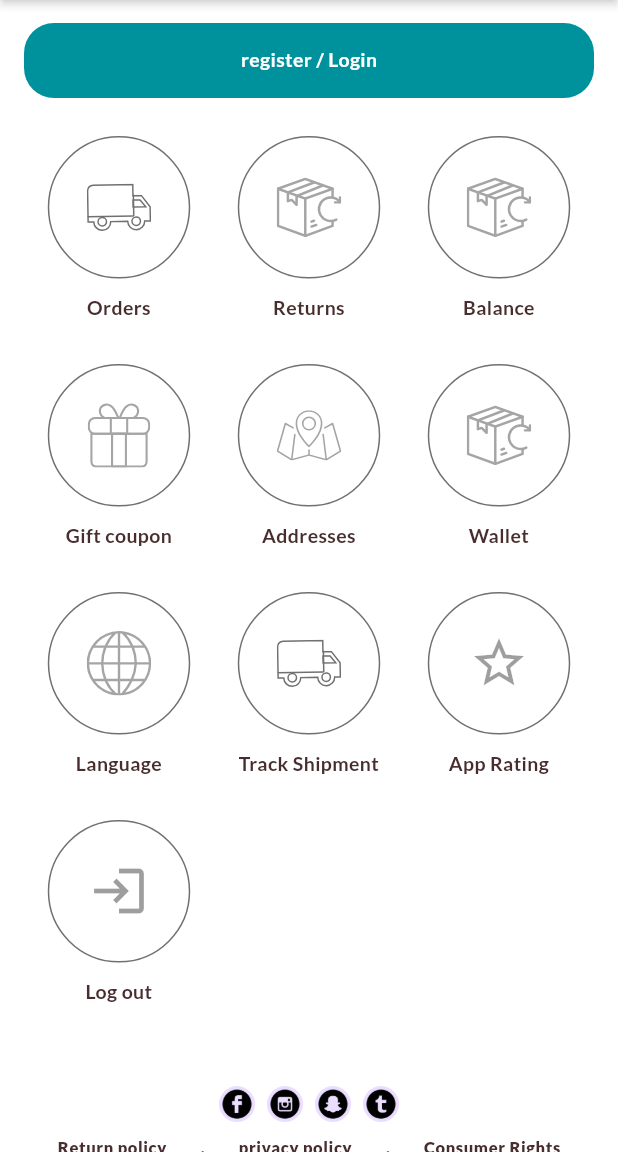
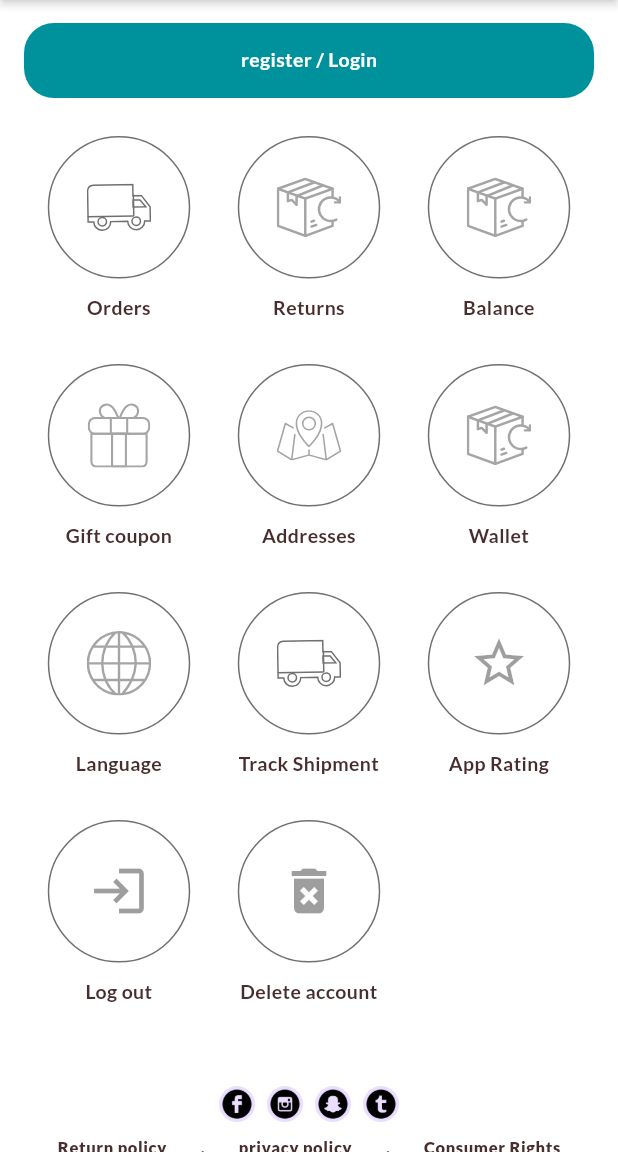
Before and after one commit to abobakerhanfy/nylon, a Flutter app: the Profile screen opened directly, on a phone screen of 412 x 824 dp, the part 84-1236 px from its top. Run offline on Flutter 3.47's test engine with Material 3 defaults, Android fonts, the phone set to English and light mode, and no system bars; our stand-ins replace animate_do, awesome_dialog, cached_network_image, carousel_slider, dartz, dropdown_search and 14 more; missing offline and left inert: drop_down_search_field; accounts and stored records are empty; project files that could hold a hidden picture were left out.

Commit message:
New Update 8-8-2025 add delete customer account in profile page update delete number after make second order change dialoge update using newCustomerDilagoe

```diff
--- a/lib/core/languages/locale.dart
+++ b/lib/core/languages/locale.dart
@@ -220,6 +220,12 @@ class MyLocale implements Translations {
           '212': 'جاري التحديث',
           '213': 'يتم تحديث الفاتورة...',
           '214': 'برجاء ازالة هذا المنتج',
+          '215': 'حذف الحساب',
+          'delete_account_title': 'هل تريد حذف الحساب نهائيًا؟',
+          'delete_account_cancel': 'إلغاء',
+          'delete_account_confirm': 'حذف',
+          'delete_account_fail': 'فشل حذف الحساب من السيرفر',
+          'delete_account_no_data': 'لا توجد بيانات كافية لحذف الحساب',
         },
         'en': {
           '1': 'Welcome to Nylon Store',
@@ -444,6 +450,13 @@ class MyLocale implements Translations {
           '212': 'Updating...',
           '213': 'Invoice is being updated...',
           '214': 'Please remove this item',
+          '215': 'Delete account',
+          'delete_account_title':
+              'Do you want to delete the account permanently?',
+          'delete_account_cancel': 'Cancel',
+          'delete_account_confirm': 'Delete',
+          'delete_account_fail': 'Failed to delete account from server',
+          'delete_account_no_data': 'No enough data to delete account',
         }
       };
 }
--- a/lib/core/services/services.dart
+++ b/lib/core/services/services.dart
@@ -30,6 +30,7 @@ class MyServices extends GetxService {
     await sharedPreferences.remove('Phone');
     await sharedPreferences.remove('Phon_User');
     await sharedPreferences.remove('NewCustomer_id');
+    await sharedPreferences.remove('telephone');
   }
 
   void printAllSharedPreferences() {
--- a/lib/core/url/url_api.dart
+++ b/lib/core/url/url_api.dart
@@ -104,6 +104,7 @@
 //   static const String checkOrderBuyOrNo =
 //       '$baseUrl2/myfatoorah/checkOrderBuyOrNo&order_id=';
 // }
+
 class AppApi {
   static const String baseUrl2 = 'https://www.nylonsa.com/index.php?route=api';
   static const String baseUrl = 'https://www.nylonsa.com/index.php?route=api';
@@ -207,4 +208,6 @@ class AppApi {
       "$baseUrl2/myfatoorah/checkOrderBuyOrNo&order_id=";
   static const String checkOrderBuyOrNo =
       '$baseUrl2/myfatoorah/checkOrderBuyOrNo&order_id=';
+  static const String deleteCustomer =
+      '$baseUrl2/customer/deleteCustomerData&api_token=';
 }
--- a/lib/features/cart/presentation/screens/cart_screens/order_confirmation_new.dart
+++ b/lib/features/cart/presentation/screens/cart_screens/order_confirmation_new.dart
@@ -52,7 +52,7 @@ class _OrderConfirmationNewState extends State<OrderConfirmationNew> {
         await Future.delayed(Duration(seconds: 1));
         _controller.indexScreensCart = 0;
         _controller.update();
-        Get.offAllNamed(NamePages.pCart);
+        Get.offAllNamed(NamePages.pVerificationUserCart);
       } else if (cartIsEmpty) {
         Get.snackbar('تنبيه', 'السلة فارغة، الرجاء اضافة منتجات');
         await Future.delayed(Duration(seconds: 1));
--- a/lib/features/cart/presentation/screens/widgets/button_on_cart.dart
+++ b/lib/features/cart/presentation/screens/widgets/button_on_cart.dart
@@ -14,9 +14,12 @@ class ButtonOnCart extends StatelessWidget {
 
   @override
   Widget build(BuildContext context) {
-    return InkWell(
-      onTap: onTap,
-      child: Center(
+    return Material(
+      color: Colors.transparent,
+      child: InkWell(
+        borderRadius:
+            BorderRadius.circular(20), // إضافة border radius للـ ripple effect
+        onTap: onTap,
         child: Container(
           height: 50,
           width: width,
--- a/lib/features/login/presentation/controller/controller_login.dart
+++ b/lib/features/login/presentation/controller/controller_login.dart
@@ -103,6 +103,11 @@ class ControllerLogin extends LoginController {
         await cartController.getCart();
       }
     });
+    cPhoneOnCart.clear();
+    isSendC = false;
+    statusRequestSPhoneC = null;
+    statusRequestSendCodeOnCart = null;
+    update();
   }
 
   // Future<void> resetSession() async {
```
Also changed, not shown: lib/features/cart/presentation/controller/controller_cart.dart (+19 -5 lines), lib/view/profile/profile.dart (+92 -1 lines), 4 other files.
